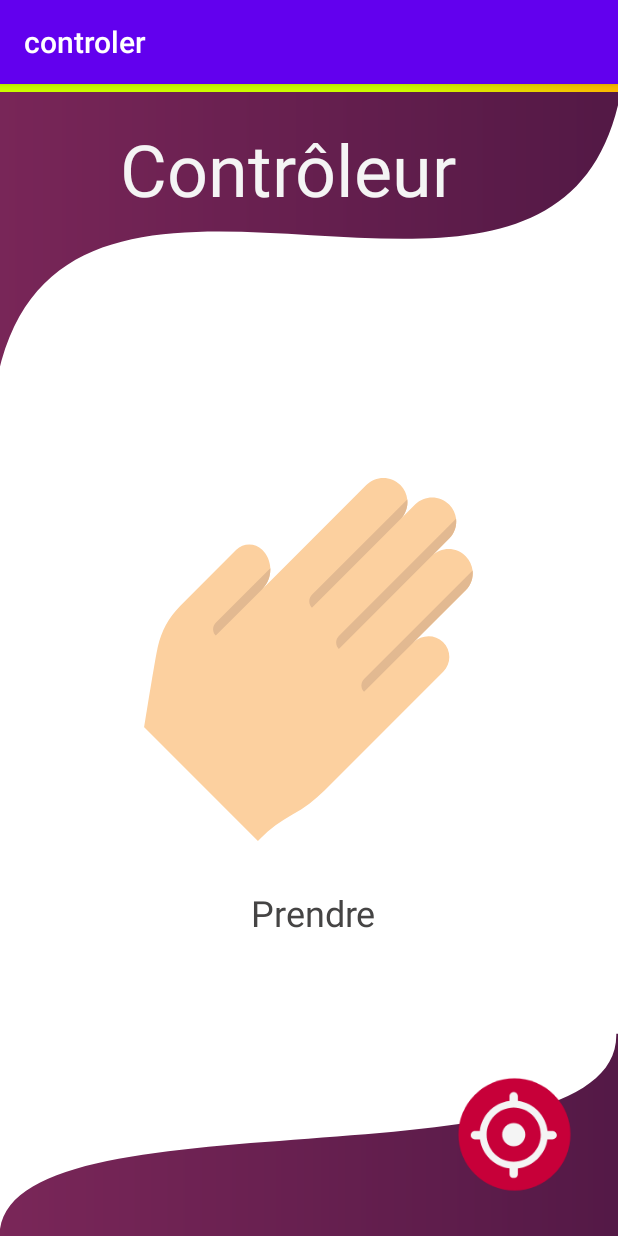
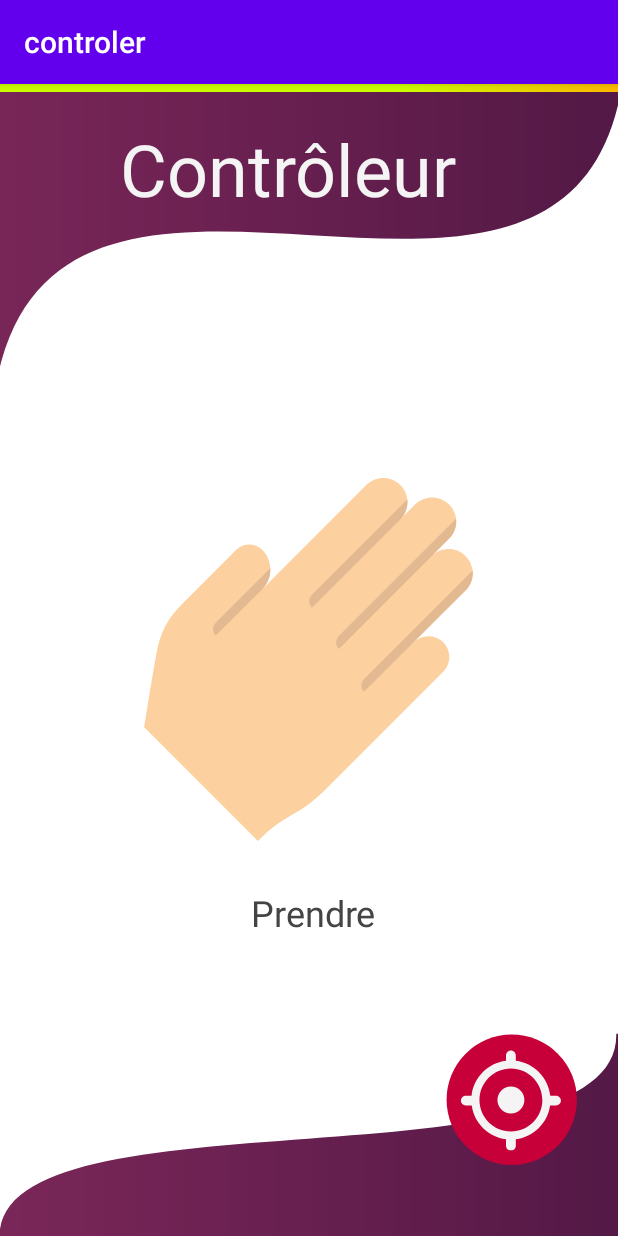
Before and after one commit to KamilDike/LanguageApp, an Android app: the GrabPage screen opened directly, with no data from a screen before it, on a phone screen of 412 x 824 dp. Run offline under Robolectric (Android 15) with nearby library versions, the phone set to English and light mode, and no system bars.

Commit message:
Replaced all buttons from image or image view or realiteveviev with ImageButton Class

```diff
--- a/app/src/main/res/layout/activity_grab_page.xml
+++ b/app/src/main/res/layout/activity_grab_page.xml
@@ -103,18 +103,16 @@
         <!-- Ellipse 6 -->
 
         <!-- Ellipse 1 -->
-        <View
-            android:id="@+id/ellipse_1"
-            android:layout_width="82dp"
-            android:layout_height="82dp"
-            android:layout_alignParentEnd="true"
+        <ImageButton
+            android:layout_width="95dp"
+            android:layout_height="95dp"
             android:layout_alignParentRight="true"
+            android:layout_marginRight="20dp"
             android:layout_alignParentBottom="true"
-            android:layout_marginEnd="25dp"
-            android:layout_marginRight="24dp"
-            android:layout_marginBottom="24dp"
+            android:layout_marginBottom="40dp"
             android:background="@drawable/ic_frame_2"
-            android:elevation="4dp" />
+            android:elevation="4dp"
+            />
 
 
         <!-- la Musique -->
```
Also changed, not shown: app/src/main/res/layout/activity_contrl_page.xml (+11 -14 lines), app/src/main/res/layout/activity_light_page.xml (+7 -9 lines), app/src/main/res/layout/activity_music_page.xml (+7 -10 lines), app/src/main/res/layout/activity_waggle_page.xml (+7 -9 lines).
